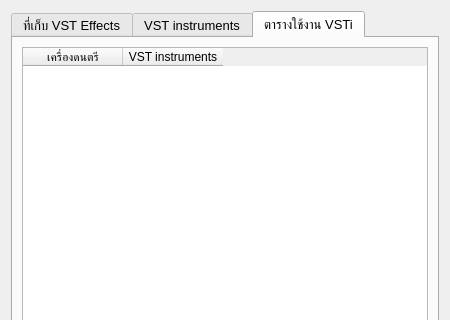
This is Dialogs/VSTDirsDialog.ui in Kridthawat/Buai-Music-Mixer as Qt 5 draws it before an edit; both pictures show x 0 to 450 and y 0 to 320 of the 450 by 468 pixel window. The edited form follows.
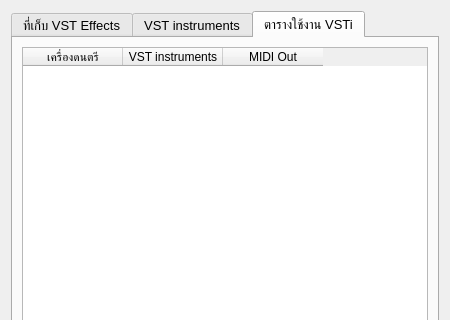
This is the edited form. The open tabs and pages were chosen to show the change. Icons and pictures are not drawn.

Commit message: midi output

```diff
--- a/Dialogs/VSTDirsDialog.ui
+++ b/Dialogs/VSTDirsDialog.ui
@@ -562,6 +562,11 @@
            <string>VST instruments</string>
           </property>
          </column>
+         <column>
+          <property name="text">
+           <string>MIDI Out</string>
+          </property>
+         </column>
         </widget>
        </item>
       </layout>
```
The commit also changes 5 other files.
